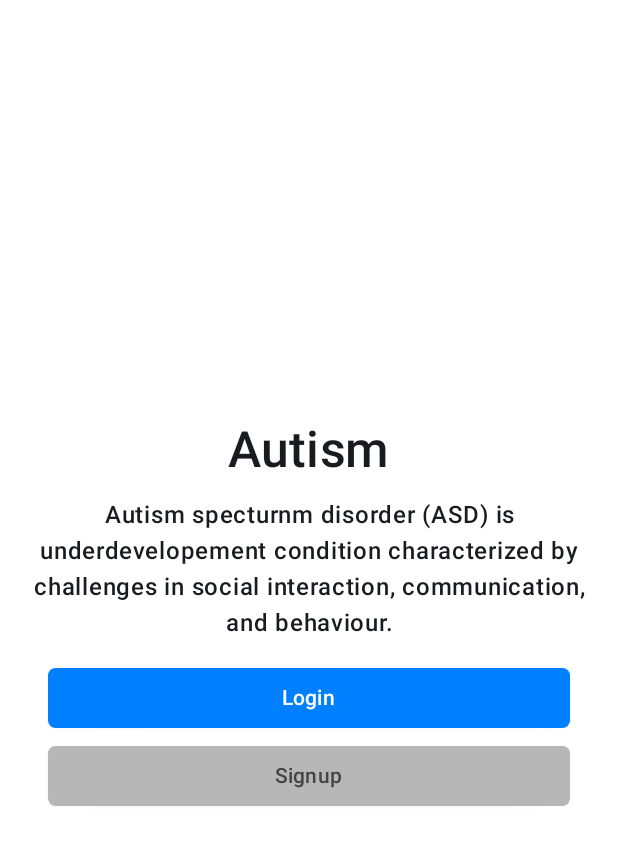
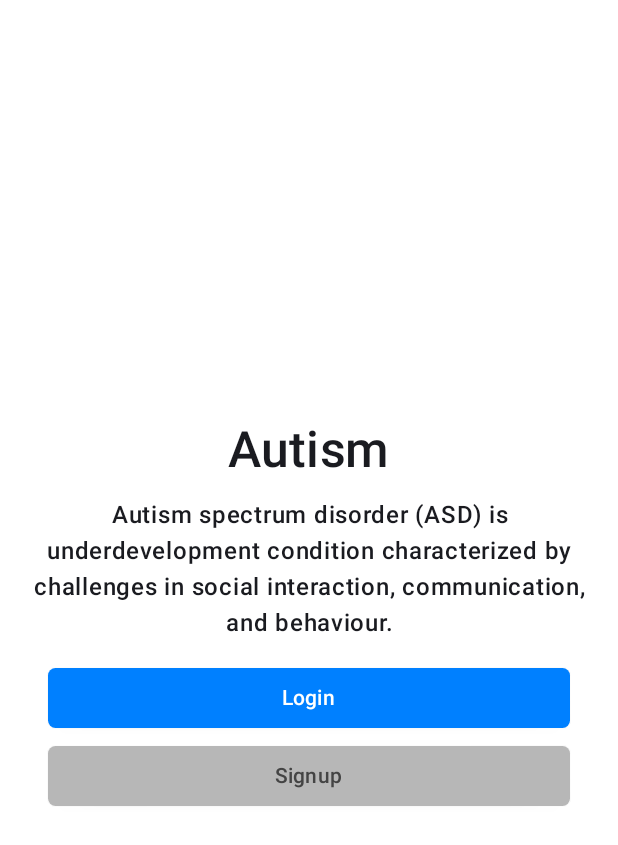
Before and after one commit to uxlabspk/NeuroScape, an Android app built with Jetpack Compose: the screen it shows after launch (MainActivity), on a phone screen of 412 x 824 dp. Shown: the top 845 px of the screen. Run offline under Robolectric (Android 15) with nearby library versions, the phone set to English and light mode, and no system bars; our stand-ins replace Firebase (no records; nobody signed in at launch, a user with empty details on screens opened directly).

Commit message:
Naveed : Refactoring some code.

```diff
--- a/app/src/main/java/io/github/uxlabspk/neuroscape/Navigation.kt
+++ b/app/src/main/java/io/github/uxlabspk/neuroscape/Navigation.kt
@@ -33,14 +33,11 @@ import io.github.uxlabspk.neuroscape.views.SignupScreen
 fun NeuroScapeNavHost(
     navController: NavHostController = rememberNavController()
 ) {
-
-    var startScreen = if (FirebaseAuth.getInstance().currentUser != null) "home" else "Welcome"
-
-
+    val startScreen = if (FirebaseAuth.getInstance().currentUser != null) "home" else "Welcome"
 
     NavHost(navController = navController, startDestination = startScreen) {
         composable("Welcome") {
-            IntroScreen(navController, "Autism", "Autism specturnm disorder (ASD) is underdevelopement condition characterized by challenges in social interaction, communication, and behaviour.")
+            IntroScreen(navController, "Autism", "Autism spectrum disorder (ASD) is underdevelopment condition characterized by challenges in social interaction, communication, and behaviour.")
         }
         composable("signin") {
             LoginScreen(navController = navController)
@@ -61,9 +58,7 @@ fun NeuroScapeNavHost(
             ScanResults(navController = navController, isAutismTraits = false)
         }
         composable("profile") {
-            ProfileScreen(navController = navController, userName = "Hamza", userEmail = "codehuntspk@gmail.com")
+            ProfileScreen(navController = navController)
         }
-
-
     }
 }
```
Also changed, not shown: app/src/main/java/io/github/uxlabspk/neuroscape/views/ProfileScreen.kt (+2 -6 lines).
